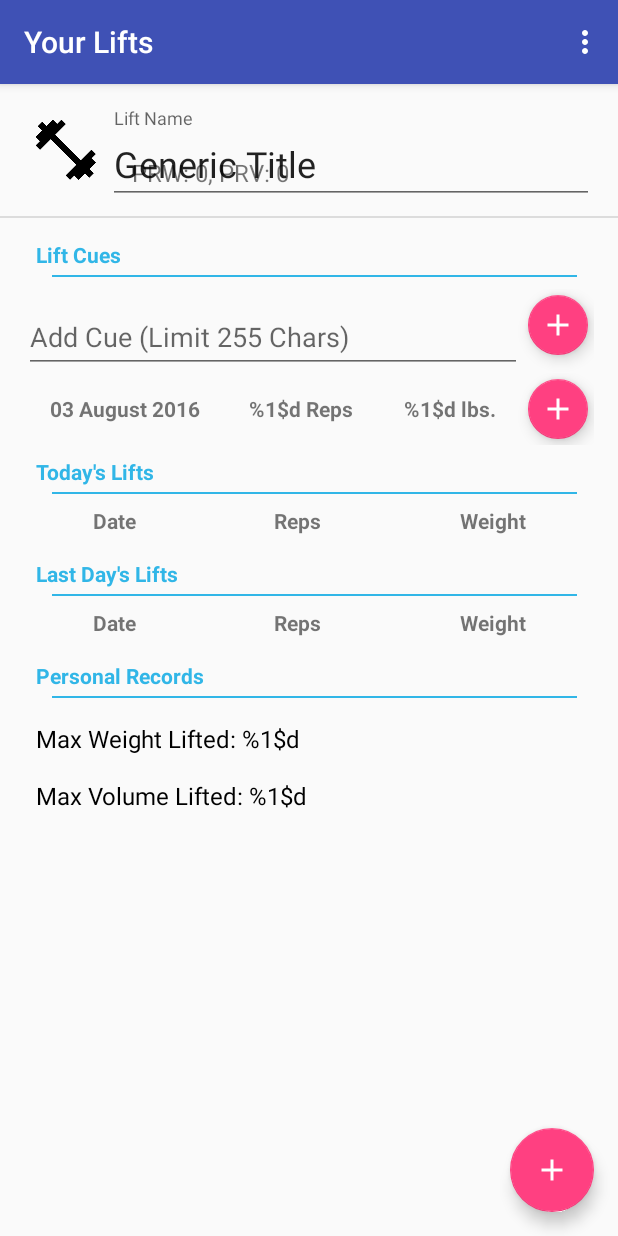
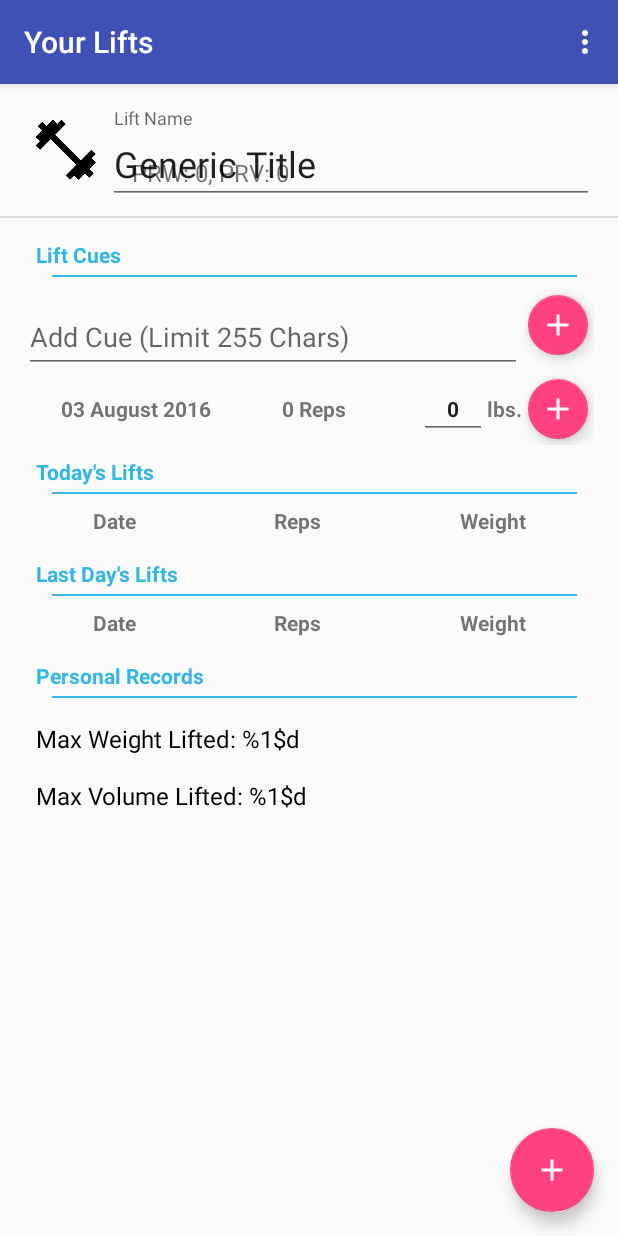
Before and after one commit to SinOverCos/CueLift, an Android app: the fragment LiftFragment placed in its activity, on a phone screen of 412 x 824 dp. Run offline under Robolectric (Android 15) with nearby library versions, the phone set to English and light mode, and no system bars; 6 statements that could not run were skipped.

Commit message:
need to add set, but done setup part

```diff
--- a/app/src/main/java/me/tanwang/cuelift/LiftFragment.java
+++ b/app/src/main/java/me/tanwang/cuelift/LiftFragment.java
@@ -39,6 +39,7 @@ public class LiftFragment extends Fragment implements LoaderManager.LoaderCallba
     private static final String CUE_LIFT_ID = "me.tanwang.cuelift.cue_lift_id";
     private static final int ID_LOAD_CUES = 1;
     private static final int REQUEST_DATE = 10;
+    private static final int REQUEST_REPS = 11;
 
     private LiftFragmentCallbacks callbacks;
     private LiftManager liftManager;
@@ -46,14 +47,15 @@ public class LiftFragment extends Fragment implements LoaderManager.LoaderCallba
 
     private LinearLayout cueLinearLayout;
 
-    private TextView datePickerTextView;
-    private TextView repPickerTextView;
-    private TextView weightPickerTextView;
-
     private ImageButton liftIconImageButton;
     private EditText liftNameEditText;
     private EditText addCueEditText;
     private FloatingActionButton addCueFab;
+
+    private TextView datePickerTextView;
+    private TextView repPickerTextView;
+    private EditText weightEditText;
+    private FloatingActionButton addSetFab;
 
     private Lift lift;
     // TODO list the stuff in fragment_lift here
@@ -104,6 +106,20 @@ public class LiftFragment extends Fragment implements LoaderManager.LoaderCallba
         return formatted;
     }
 
+    public int findRepsFromTextView(String text) {
+        String[] split = text.split(" ");
+        if (split.length != 2) {
+            Log.e(TAG, "Either text is bad, or failed to split properly: " + text);
+            return 0;
+        }
+        try {
+            return Integer.parseInt(split[0]);
+        } catch (NumberFormatException e) {
+            Log.e(TAG, "Failed to parse: " + split[0]);
+            return 0;
+        }
+    }
+
     @Override
     public View onCreateView(LayoutInflater inflater, ViewGroup parent, Bundle savedInstanceState) {
         View view = inflater.inflate(R.layout.fragment_lift, parent, false);
@@ -117,7 +133,7 @@ public class LiftFragment extends Fragment implements LoaderManager.LoaderCallba
 
         datePickerTextView = (TextView) view.findViewById(R.id.date_picker);
         repPickerTextView = (TextView) view.findViewById(R.id.rep_picker);
-        weightPickerTextView = (TextView) view.findViewById(R.id.weight_picker);
+        weightEditText = (EditText) view.findViewById(R.id.weight_edit_text);
 
         liftIconImageButton.setOnClickListener(new View.OnClickListener() {
             @Override
@@ -172,6 +188,26 @@ public class LiftFragment extends Fragment implements LoaderManager.LoaderCallba
             }
         });
 
+        repPickerTextView.setText(String.format(getResources().getString(R.string.x_reps), 0));
+        repPickerTextView.setOnClickListener(new View.OnClickListener() {
+            @Override
+            public void onClick(View v) {
+                FragmentManager fragmentManager = getActivity().getFragmentManager();
+                int currentReps = findRepsFromTextView(repPickerTextView.getText().toString());
+                RepDialogFragment repDialogFragment = RepDialogFragment.newInstance(currentReps);
+                repDialogFragment.setTargetFragment(LiftFragment.this, REQUEST_REPS);
+                repDialogFragment.show(fragmentManager, getResources().getString(R.string.reps));
+            }
+        });
+
+        addSetFab.setOnClickListener(new View.OnClickListener() {
+            @Override
+            public void onClick(View v) {
+
+            }
+        });
+
+
         // TODO if today's lifts/last day's lifts don't exist, hide that section
         // TODO if no lifts exist at all, hide the PR section
 
@@ -192,6 +228,14 @@ public class LiftFragment extends Fragment implements LoaderManager.LoaderCallba
         if(requestCode == REQUEST_DATE) {
             Date setDate = (Date) data.getSerializableExtra(DateDialogFragment.SET_DATE);
             datePickerTextView.setText(formatDate(setDate));
+        } else if(requestCode == REQUEST_REPS) {
+            int reps = data.getIntExtra(RepDialogFragment.SET_REPS, -1);
+            if (reps == -1) {
+                Log.e(TAG, "Reps from NumberPicker is -1, which isn't supposed to happen");
+                reps = 0;
+            }
+            String repsText = String.format(getResources().getString(R.string.x_reps), reps);
+            repPickerTextView.setText(repsText);
         }
     }
 
--- a/app/src/main/java/me/tanwang/cuelift/LiftListActivity.java
+++ b/app/src/main/java/me/tanwang/cuelift/LiftListActivity.java
@@ -31,7 +31,6 @@ public class LiftListActivity extends AppCompatActivity implements LiftListFragm
         fab.setOnClickListener(new View.OnClickListener() {
             @Override
             public void onClick(View view) {
-                Toast.makeText(getApplicationContext(), "This brings up a pager with a fragment for the new lift", Toast.LENGTH_SHORT).show();
                 Lift newLift = new Lift();
                 newLift.setId(LiftManager.get(getApplicationContext()).insertLift(newLift));
                 refreshList();
--- a/app/src/main/res/layout/fragment_lift.xml
+++ b/app/src/main/res/layout/fragment_lift.xml
@@ -122,9 +122,31 @@ Ideas:
                     android:text="@string/x_reps"
                     style="@style/PickerCell" />
 
-                <TextView android:id="@+id/weight_picker"
-                    android:text="@string/x_weight"
-                    style="@style/PickerCell" />
+                <LinearLayout
+                    android:layout_width="wrap_content"
+                    android:layout_height="wrap_content"
+                    android:layout_gravity="center"
+                    android:layout_weight="1">
+
+                    <android.support.design.widget.TextInputLayout
+                        style="@style/PickerCell"
+                        android:layout_gravity="top">
+
+                    </android.support.design.widget.TextInputLayout>
+
+                    <android.support.design.widget.TextInputEditText android:id="@+id/weight_edit_text"
+                        android:text="0"
+                        style="@style/PickerCell"
+                        android:layout_height="wrap_content"
+                        android:layout_width="wrap_content"
+                        android:inputType="number"/>
+
+                    <TextView android:id="@+id/weight_display"
+                        android:text="@string/pounds"
+                        style="@style/PickerCell"
+                        android:layout_weight="0"/>
+
+                </LinearLayout>
 
                 <android.support.design.widget.FloatingActionButton
                     android:id="@+id/add_set_fab"
@@ -132,6 +154,7 @@ Ideas:
                     android:layout_width="wrap_content"
                     android:layout_height="wrap_content"
                     android:layout_margin="@dimen/mini_fab_margin"
+                    android:layout_marginLeft="@dimen/inner_margins"
                     android:src="@drawable/ic_add_white" />
 
             </LinearLayout>
--- a/app/src/main/res/values/strings.xml
+++ b/app/src/main/res/values/strings.xml
@@ -32,7 +32,9 @@
 
     <string name="today">Today</string>
     <string name="x_reps">%1$d Reps</string>
-    <string name="x_weight">%1$d lbs.</string>
-    <string name="set_date">Set Date</string>
+    <string name="pounds">lbs.</string>
+    <string name="set_date">Date</string>
+    <string name="set_reps">Reps</string>
+    <string name="set_weight">Weight</string>
 
 </resources>
```
Also changed, not shown: app/src/main/java/me/tanwang/cuelift/RepDialogFragment.java (added, +72 -0 lines), app/src/main/res/layout/dialog_reps.xml (added, +7 -0 lines).
